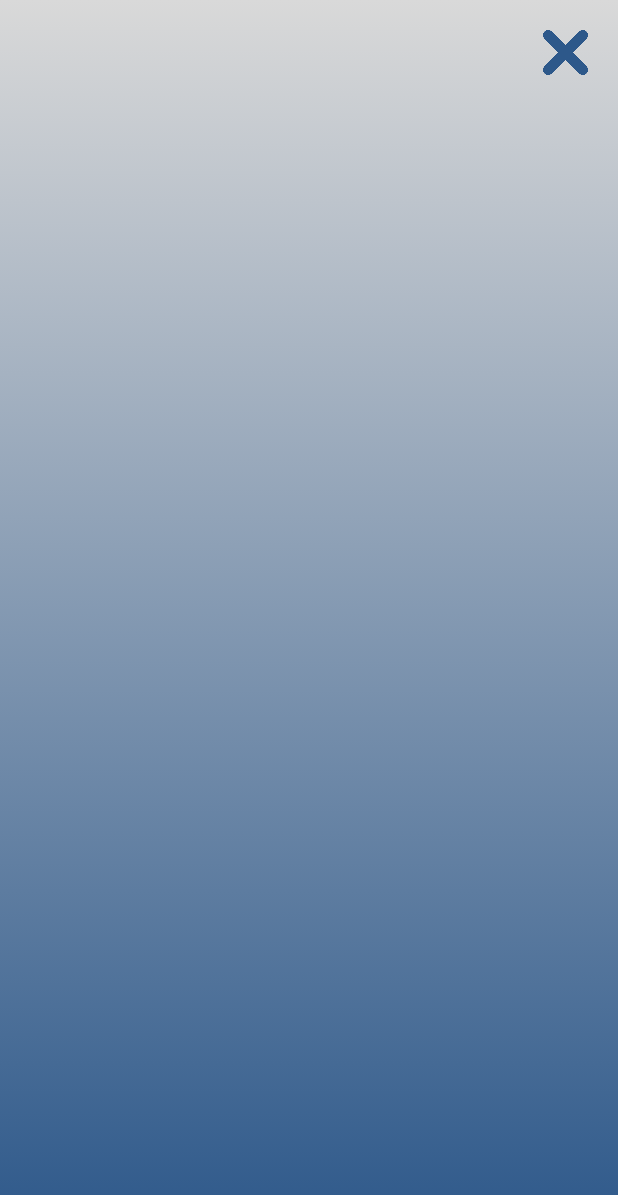
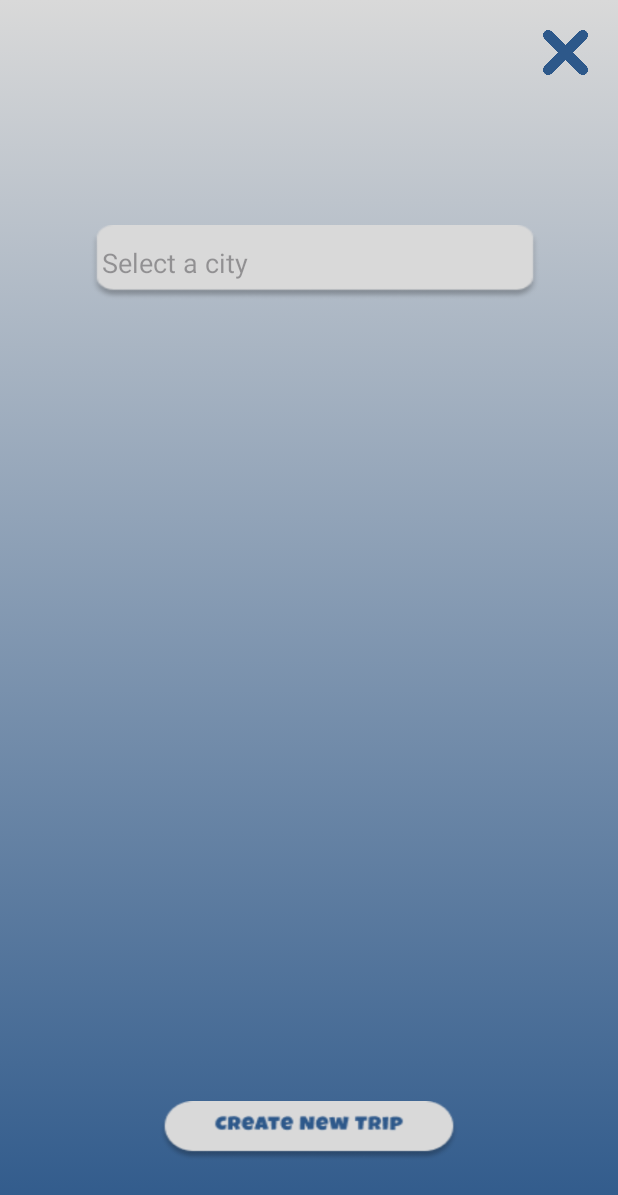
Before and after one commit to immonica/TravelApp, an Android app: the screen it shows after launch (MainActivity), after a tap on an icon or button, on a phone screen of 412 x 824 dp. Shown: the top 1195 px of the screen. Run offline under Robolectric (Android 15) with nearby library versions, the phone set to English and light mode, and no system bars.

Commit message:
"Select a city" + "Create new trip" buttons on the PopUpFragment

```diff
--- a/app/src/main/res/layout/fragment_popup.xml
+++ b/app/src/main/res/layout/fragment_popup.xml
@@ -18,4 +18,43 @@
         app:layout_constraintTop_toTopOf="parent"
         android:layout_marginEnd="20dp"
         android:layout_marginTop="20dp"/>
+
+    <!-- Rectangle ImageView -->
+    <ImageView
+        android:id="@+id/rectangleImageView"
+        android:layout_width="300dp"
+        android:layout_height="50dp"
+        android:layout_marginStart="60dp"
+        android:layout_marginTop="150dp"
+        android:src="@drawable/insert_text_space"
+        android:scaleType="fitXY"
+        app:layout_constraintStart_toStartOf="parent"
+        app:layout_constraintTop_toTopOf="parent" />
+
+    <!-- EditText for user input -->
+    <EditText
+        android:id="@+id/editText"
+        android:layout_width="0dp"
+        android:layout_height="wrap_content"
+        android:layout_marginStart="8dp"
+        android:layout_marginEnd="8dp"
+        android:hint="Select a city"
+        android:background="@android:color/transparent"
+        app:layout_constraintTop_toTopOf="@id/rectangleImageView"
+        app:layout_constraintStart_toStartOf="@id/rectangleImageView"
+        app:layout_constraintEnd_toEndOf="@id/rectangleImageView"
+        app:layout_constraintBottom_toBottomOf="@id/rectangleImageView" />
+
+    <!-- Create Trip Button -->
+    <ImageView
+        android:id="@+id/create_trip_button"
+        android:layout_width="200dp"
+        android:layout_height="40dp"
+        android:src="@drawable/create_trip_button"
+        app:layout_constraintBottom_toBottomOf="parent"
+        app:layout_constraintEnd_toEndOf="parent"
+        app:layout_constraintStart_toStartOf="parent"
+        android:layout_marginBottom="50dp"
+        android:scaleType="fitXY"/>
+
 </androidx.constraintlayout.widget.ConstraintLayout>
```
Also changed, not shown: app/src/main/res/drawable/create_trip_button.png (added), app/src/main/res/drawable/insert_text_space.png (added).
